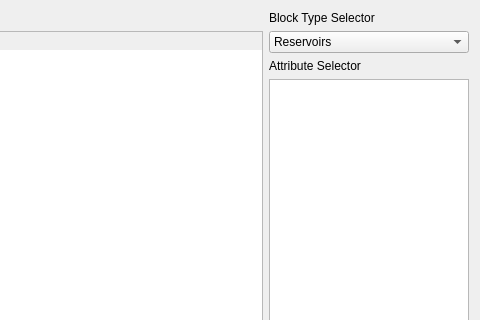
lcford2/graps_gui, file gui/ui/multi_edit_dialog.ui: the form before one commit; both pictures show x 168 to 648 and y 0 to 320 of the 648 by 427 pixel window.
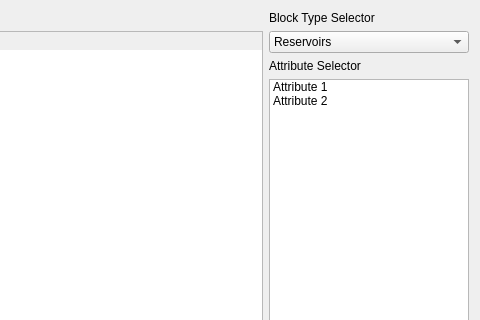
The form after the commit.

Commit message: Improved multi-edit dialog.

What changed in the file:
```diff
--- a/gui/ui/multi_edit_dialog.ui
+++ b/gui/ui/multi_edit_dialog.ui
@@ -35,6 +35,19 @@
        <height>16777215</height>
       </size>
      </property>
+     <property name="selectionMode">
+      <enum>QAbstractItemView::MultiSelection</enum>
+     </property>
+     <item>
+      <property name="text">
+       <string>Attribute 1</string>
+      </property>
+     </item>
+     <item>
+      <property name="text">
+       <string>Attribute 2</string>
+      </property>
+     </item>
     </widget>
    </item>
    <item row="0" column="0">
```
Left out of the diff: 9 changed lines with no effect on the pictures. The commit also changes 2 other files.
